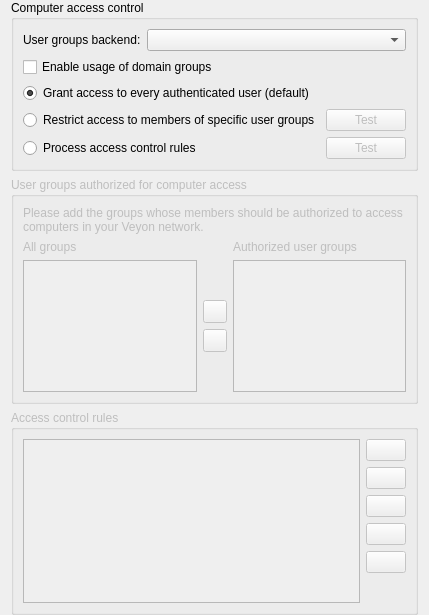
Qt form configurator/src/AccessControlPage.ui (veyon/veyon) before a commit.
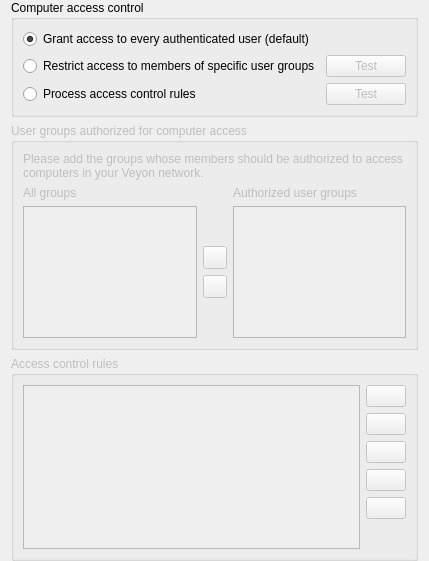
The same form after that commit. Icons and pictures are not drawn.

Commit message:
Centralize user groups backend configuration
This decouples user groups backend configuration from access control
configuration. This improves usability and allows selecting non-system
groups (e.g. from Entra ID) in the AuthKeysConfigurationPage when
setting an access group for a key file.

Patch:
```diff
--- a/configurator/src/AccessControlPage.ui
+++ b/configurator/src/AccessControlPage.ui
@@ -18,45 +18,7 @@
       <string>Computer access control</string>
      </property>
      <layout class="QGridLayout" name="gridLayout" columnstretch="1,0">
-      <item row="3" column="0">
-       <widget class="QRadioButton" name="isAccessRestrictedToUserGroups">
-        <property name="text">
-         <string>Restrict access to members of specific user groups</string>
-        </property>
-        <attribute name="buttonGroup">
-         <string notr="true">accessControlModeGroup</string>
-        </attribute>
-       </widget>
-      </item>
-      <item row="0" column="0" colspan="2">
-       <layout class="QHBoxLayout" name="horizontalLayout" stretch="0,1">
-        <item>
-         <widget class="QLabel" name="label">
-          <property name="text">
-           <string>User groups backend:</string>
-          </property>
-         </widget>
-        </item>
-        <item>
-         <widget class="QComboBox" name="accessControlUserGroupsBackend"/>
-        </item>
-       </layout>
-      </item>
-      <item row="3" column="1">
-       <widget class="QPushButton" name="testUserGroupsAccessControlButton">
-        <property name="enabled">
-         <bool>false</bool>
-        </property>
-        <property name="text">
-         <string>Test</string>
-        </property>
-        <property name="icon">
-         <iconset resource="../../core/resources/core.qrc">
-          <normaloff>:/core/dialog-ok-apply.png</normaloff>:/core/dialog-ok-apply.png</iconset>
-        </property>
-       </widget>
-      </item>
-      <item row="4" column="0">
+      <item row="2" column="0">
        <widget class="QRadioButton" name="isAccessControlRulesProcessingEnabled">
         <property name="text">
          <string>Process access control rules</string>
@@ -66,7 +28,21 @@
         </attribute>
        </widget>
       </item>
-      <item row="4" column="1">
+      <item row="1" column="1">
+       <widget class="QPushButton" name="testUserGroupsAccessControlButton">
+        <property name="enabled">
+         <bool>false</bool>
+        </property>
+        <property name="text">
+         <string>Test</string>
+        </property>
+        <property name="icon">
+         <iconset resource="../../core/resources/core.qrc">
+          <normaloff>:/core/dialog-ok-apply.png</normaloff>:/core/dialog-ok-apply.png</iconset>
+        </property>
+       </widget>
+      </item>
+      <item row="2" column="1">
        <widget class="QPushButton" name="testAccessControlRulesButton">
         <property name="enabled">
          <bool>false</bool>
@@ -80,7 +56,7 @@
         </property>
        </widget>
       </item>
-      <item row="2" column="0">
+      <item row="0" column="0">
        <widget class="QRadioButton" name="skipAccessControl">
         <property name="text">
          <string>Grant access to every authenticated user (default)</string>
@@ -93,10 +69,10 @@
         </attribute>
        </widget>
       </item>
-      <item row="1" column="0" colspan="2">
-       <widget class="QCheckBox" name="domainGroupsForAccessControlEnabled">
+      <item row="1" column="0">
+       <widget class="QRadioButton" name="isAccessRestrictedToUserGroups">
         <property name="text">
-         <string>Enable usage of domain groups</string>
+         <string>Restrict access to members of specific user groups</string>
         </property>
        </widget>
       </item>
```
Left out of the diff: 3 changed lines with no effect on the pictures. The commit also changes 10 other files.
